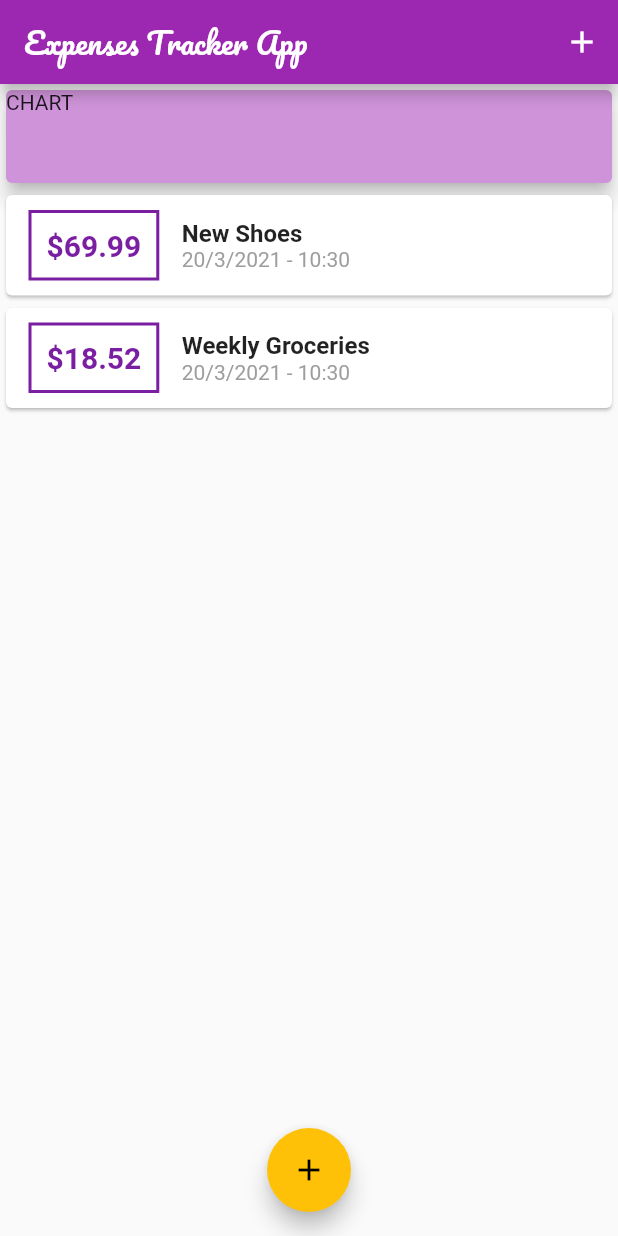
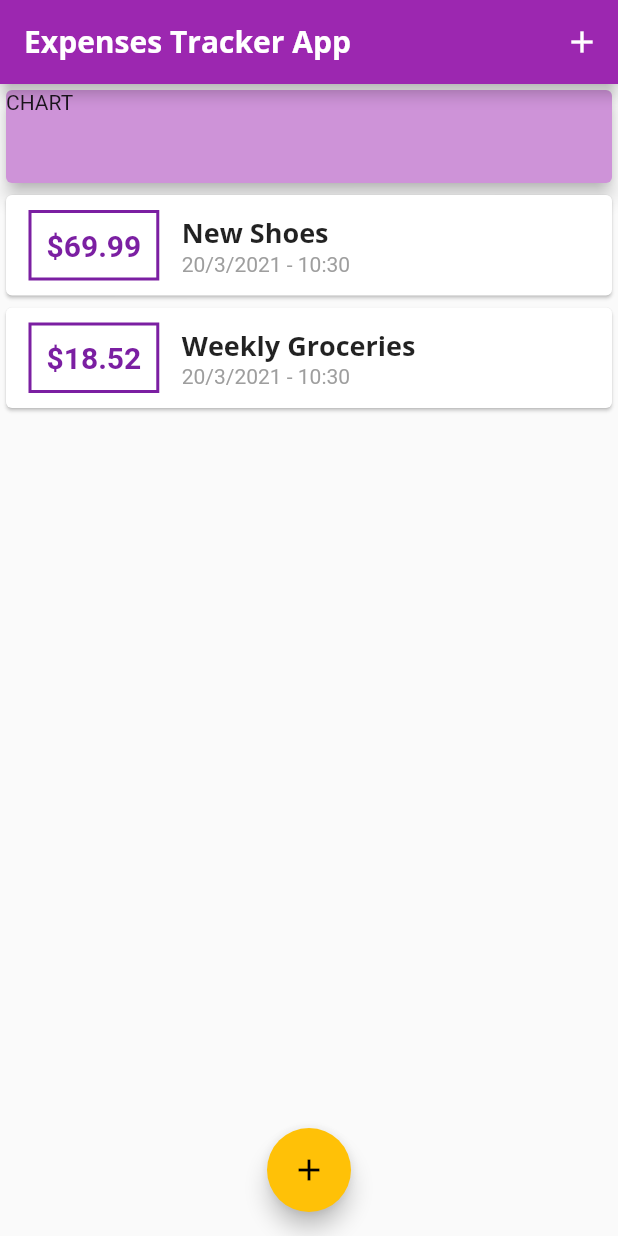
Before and after one commit to PierluigiBarocci/flutter_expenses_app, a Flutter app: the screen it shows after launch, on a phone screen of 412 x 824 dp. Run offline on Flutter 3.47's test engine with Material 2 defaults, Android fonts, the phone set to English and light mode, and no system bars; our stand-ins replace google_fonts.

Commit message:
add General Theme

```diff
--- a/lib/main.dart
+++ b/lib/main.dart
@@ -12,9 +12,25 @@ class MyApp extends StatelessWidget {
     return MaterialApp(
       title: 'Personal Expenses',
       theme: ThemeData(
-        primarySwatch: Colors.purple,
-        accentColor: Colors.amber,
-      ),
+          primarySwatch: Colors.purple,
+          accentColor: Colors.amber,
+          fontFamily: GoogleFonts.quicksand().fontFamily,
+          textTheme: ThemeData.light().textTheme.copyWith(
+                headline6: TextStyle(
+                  fontFamily: GoogleFonts.openSans().fontFamily,
+                  fontWeight: FontWeight.bold,
+                  fontSize: 18,
+                ),
+              ),
+          appBarTheme: AppBarTheme(
+            textTheme: ThemeData.light().textTheme.copyWith(
+                  headline6: TextStyle(
+                    fontFamily: GoogleFonts.openSans().fontFamily,
+                    fontSize: 20,
+                    fontWeight: FontWeight.bold,
+                  ),
+                ),
+          )),
       home: MyHomePage(),
       debugShowCheckedModeBanner: false,
     );
@@ -74,9 +90,6 @@ class _MyHomePageState extends State<MyHomePage> {
       appBar: AppBar(
         title: Text(
           'Expenses Tracker App',
-          style: GoogleFonts.pacifico(
-            fontSize: 20,
-          ),
         ),
         actions: [
           IconButton(
--- a/lib/widgets/transaction_list.dart
+++ b/lib/widgets/transaction_list.dart
@@ -42,10 +42,7 @@ class TransactionList extends StatelessWidget {
                   children: <Widget>[
                     Text(
                       transactions[index].title,
-                      style: TextStyle(
-                        fontSize: 16,
-                        fontWeight: FontWeight.bold,
-                      ),
+                      style: Theme.of(context).textTheme.headline6,
                     ),
                     Text(
                       DateFormat('d/M/y - HH:mm')
```
